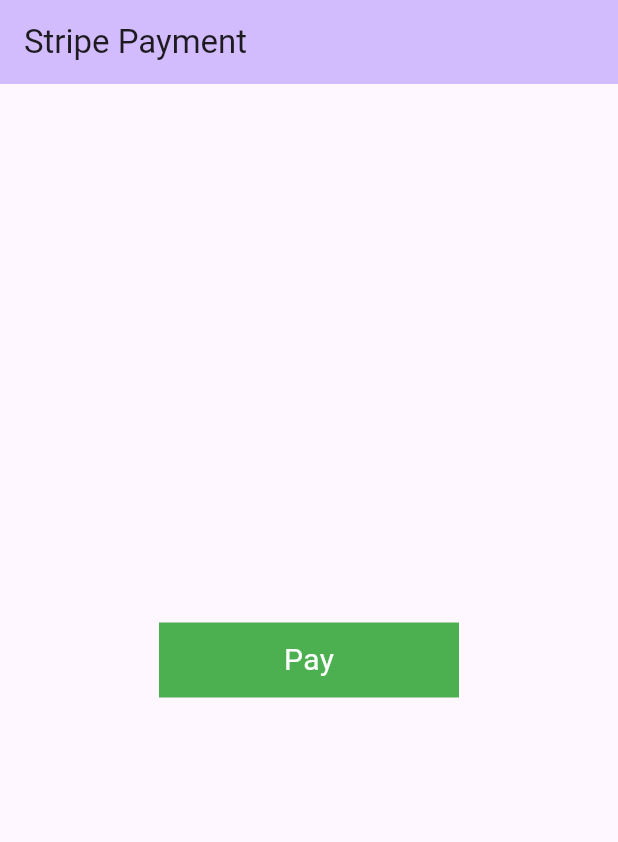
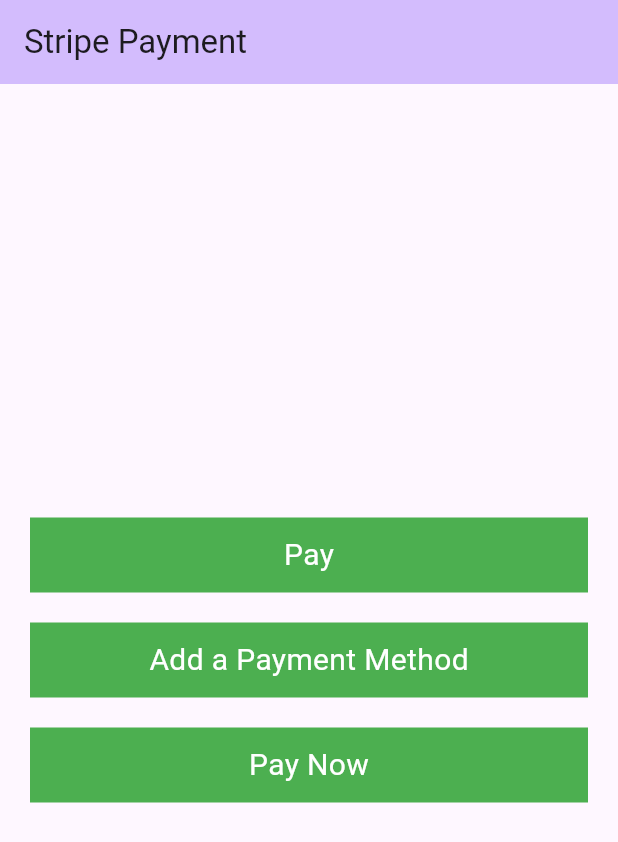
Before and after one commit to Jackfrst/Flutter-Stripe, a Flutter app: the screen it shows after launch, after a tap on "Pay", on a phone screen of 412 x 824 dp. Shown: the top 842 px of the screen. Run offline on Flutter 3.47's test engine with Material 2 defaults, Android fonts, the phone set to English and light mode, and no system bars; missing offline and left inert: flutter_stripe; network calls fail.

```diff
--- a/lib/Screen/payment_screen.dart
+++ b/lib/Screen/payment_screen.dart
@@ -2,6 +2,7 @@ import 'dart:convert';
 
 import 'package:flutter/cupertino.dart';
 import 'package:flutter/material.dart';
+import 'package:flutter_stripe_payment/utils/model/stripe_model.dart';
 import 'package:http/http.dart' as http;
 import 'package:flutter_stripe/flutter_stripe.dart';
 
@@ -16,6 +17,7 @@ class PaymentScreen extends StatefulWidget {
 
 class _PaymentScreenState extends State<PaymentScreen> {
   Map<String, dynamic>? paymentIntentData;
+
   @override
   Widget build(BuildContext context) {
     return Scaffold(
@@ -23,17 +25,18 @@ class _PaymentScreenState extends State<PaymentScreen> {
         backgroundColor: Theme.of(context).colorScheme.inversePrimary,
         title: Text("Stripe Payment"),
       ),
-      body: Center(
-        child: InkWell(
+      body: Padding(
+        padding: EdgeInsets.all(20),
+        child: Column(
+          crossAxisAlignment: CrossAxisAlignment.center,
+          mainAxisAlignment: MainAxisAlignment.center,
+          children: [
+            InkWell(
               onTap: () async {
-            // final paymentMethod = await Stripe.instance.createPaymentMethod(
-            //     params: const PaymentMethodParams.card(
-            //         paymentMethodData: PaymentMethodData()));
                 await makePayment();
               },
               child: Container(
                 height: 50,
-            width: 200,
                 color: Colors.green,
                 child: const Center(
                   child: Text(
@@ -43,31 +46,64 @@ class _PaymentScreenState extends State<PaymentScreen> {
                 ),
               ),
             ),
+            SizedBox(height: 20,),
+            InkWell(
+              onTap: () async {
+
+              },
+              child: Container(
+                height: 50,
+                color: Colors.green,
+                child: const Center(
+                  child: Text(
+                    'Add a Payment Method',
+                    style: TextStyle(color: Colors.white, fontSize: 20),
+                  ),
+                ),
+              ),
+            ),
+            SizedBox(height: 20,),
+            InkWell(
+              onTap: () async {
+
+              },
+              child: Container(
+                height: 50,
+                color: Colors.green,
+                child: const Center(
+                  child: Text(
+                    'Pay Now',
+                    style: TextStyle(color: Colors.white, fontSize: 20),
+                  ),
+                ),
+              ),
+            ),
+          ],
+        ),
       ),
     );
   }
 
   Future<void> makePayment() async {
     try {
-      paymentIntentData =
-      await createPaymentIntent('20', 'USD'); //json.decode(response.body);
-      // print('Response body==>${response.body.toString()}');
+      paymentIntentData = await createPaymentIntent('20', 'USD');
+
       await Stripe.instance
           .initPaymentSheet(
             paymentSheetParameters: SetupPaymentSheetParameters(
-              setupIntentClientSecret: 'Your Secret Key',
-              paymentIntentClientSecret:
-              paymentIntentData!['client_secret'],
+              setupIntentClientSecret: '$stripePrivateKey',
+              paymentIntentClientSecret: paymentIntentData!['client_secret'],
               //applePay: PaymentSheetApplePay.,
               //googlePay: true,
-              //testEnv: true,
+              customerEphemeralKeySecret: paymentIntentData!['ephemeralKey'],
               customFlow: true,
-              style: ThemeMode.dark,
-              // merchantCountryCode: 'US',
-              merchantDisplayName: 'Kashif'))
+              style: ThemeMode.light,
+              merchantDisplayName: 'ARML',
+            ),
+          )
           .then((value) {});
 
-      ///now finally display payment sheeet
+      ///now finally display payment sheet
       displayPaymentSheet();
     } catch (e, s) {
       print('Payment exception:$e$s');
@@ -76,20 +112,15 @@ class _PaymentScreenState extends State<PaymentScreen> {
 
   displayPaymentSheet() async {
     try {
-      await Stripe.instance
-          .presentPaymentSheet(
-        //       parameters: PresentPaymentSheetParameters(
-        // clientSecret: paymentIntentData!['client_secret'],
-        // confirmPayment: true,
-        // )
-      )
-          .then((newValue) {
+      await Stripe.instance.presentPaymentSheet().then((newValue) async {
+        await Stripe.instance.confirmPaymentSheetPayment();
+
         print('payment intent' + paymentIntentData!['id'].toString());
         print(
             'payment intent' + paymentIntentData!['client_secret'].toString());
         print('payment intent' + paymentIntentData!['amount'].toString());
         print('payment intent' + paymentIntentData.toString());
-        //orderPlaceApi(paymentIntentData!['id'].toString());
+
         ScaffoldMessenger.of(context)
             .showSnackBar(const SnackBar(content: Text("paid successfully")));
 
@@ -109,26 +140,26 @@ class _PaymentScreenState extends State<PaymentScreen> {
     }
   }
 
-  //  Future<Map<String, dynamic>>
   createPaymentIntent(String amount, String currency) async {
     try {
-      Map<String, dynamic> body = {
-        'amount': calculateAmount('20'),
-        'currency': currency,
-        'payment_method_types[]': 'card',
-      };
-      print(body);
+      StripeModel body = StripeModel(
+        amount: calculateAmount('20'),
+        currency: currency,
+        paymentMethodTypes: 'card',
+      );
+
+      print(body.toJson());
       var response = await http.post(
           Uri.parse('https://api.stripe.com/v1/payment_intents'),
-          body: body,
+          body: body.toJson(),
           headers: {
             'Authorization': 'Bearer $stripePrivateKey',
             'Content-Type': 'application/x-www-form-urlencoded'
           });
-      print('Create Intent reponse ===> ${response.body.toString()}');
+      print('Create Intent reponse -------${response.body.toString()}------');
       return jsonDecode(response.body);
-    } catch (err) {
-      print('err charging user: ${err.toString()}');
+    } catch (error) {
+      print('error charging user: ${error.toString()}');
     }
   }
 
@@ -136,4 +167,5 @@ class _PaymentScreenState extends State<PaymentScreen> {
     final a = (int.parse(amount)) * 100;
     return a.toString();
   }
+
 }
--- /dev/null
+++ b/lib/utils/model/stripe_model.dart
@@ -0,0 +1,21 @@
+class StripeModel {
+  String? amount;
+  String? currency;
+  String? paymentMethodTypes;
+
+  StripeModel({this.amount, this.currency, this.paymentMethodTypes});
+
+  StripeModel.fromJson(Map<String, dynamic> json) {
+    amount = json['amount'];
+    currency = json['currency'];
+    paymentMethodTypes = json['payment_method_types[]'];
+  }
+
+  Map<String, dynamic> toJson() {
+    final Map<String, dynamic> data = new Map<String, dynamic>();
+    data['amount'] = this.amount;
+    data['currency'] = this.currency;
+    data['payment_method_types[]'] = this.paymentMethodTypes;
+    return data;
+  }
+}
```
Also changed, not shown: lib/services/payment_services.dart (added), 1 other file. Lines whose indentation alone changed are shown as unchanged.
